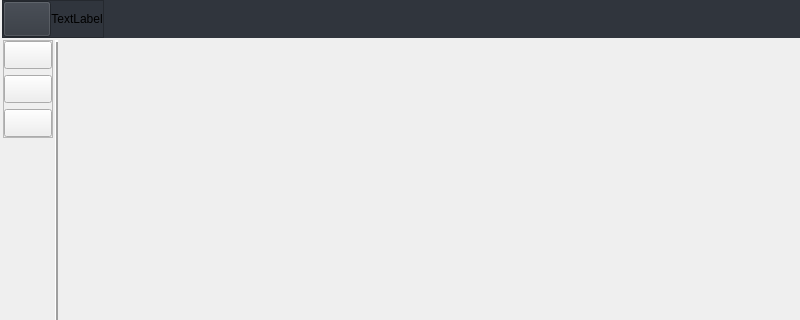
First picture: the form in Data_Cleaner_Tool/UI/data_tool.ui, repository RofferTorres/Data_Cleaner_APP, before the edit; both pictures show x 0 to 800 and y 0 to 320 of the 800 by 600 pixel window.
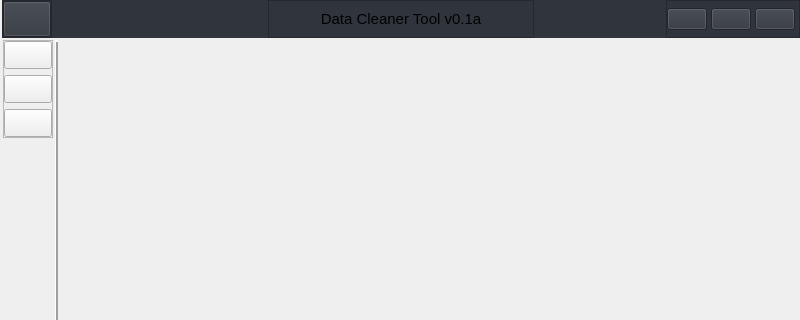
Second picture: the form after the edit. Icons and pictures are not drawn.

The edit to the form file:
```diff
--- a/Data_Cleaner_Tool/UI/data_tool.ui
+++ b/Data_Cleaner_Tool/UI/data_tool.ui
@@ -618,7 +618,10 @@
         <number>0</number>
        </property>
        <item alignment="Qt::AlignLeft">
-        <widget class="QFrame" name="frame_4">
+        <widget class="QFrame" name="leftHeaderSection">
+         <property name="enabled">
+          <bool>true</bool>
+         </property>
          <property name="font">
           <font>
            <family>Arial Narrow</family>
@@ -685,10 +688,42 @@
             </property>
            </widget>
           </item>
+         </layout>
+        </widget>
+       </item>
+       <item>
+        <widget class="QFrame" name="centralHeaderSection">
+         <property name="frameShape">
+          <enum>QFrame::StyledPanel</enum>
+         </property>
+         <property name="frameShadow">
+          <enum>QFrame::Raised</enum>
+         </property>
+         <layout class="QVBoxLayout" name="verticalLayout">
+          <property name="spacing">
+           <number>0</number>
+          </property>
+          <property name="leftMargin">
+           <number>0</number>
+          </property>
+          <property name="topMargin">
+           <number>0</number>
+          </property>
+          <property name="rightMargin">
+           <number>0</number>
+          </property>
+          <property name="bottomMargin">
+           <number>0</number>
+          </property>
           <item>
-           <widget class="QLabel" name="label">
+           <widget class="QLabel" name="windowsMainTitle_2">
+            <property name="font">
+             <font>
+              <pointsize>11</pointsize>
+             </font>
+            </property>
             <property name="text">
-             <string>TextLabel</string>
+             <string>Data Cleaner Tool v0.1a</string>
             </property>
             <property name="alignment">
              <set>Qt::AlignCenter</set>
@@ -701,6 +736,72 @@
          </layout>
         </widget>
        </item>
+       <item alignment="Qt::AlignRight">
+        <widget class="QFrame" name="systemBtns">
+         <property name="frameShape">
+          <enum>QFrame::StyledPanel</enum>
+         </property>
+         <property name="frameShadow">
+          <enum>QFrame::Raised</enum>
+         </property>
+         <layout class="QHBoxLayout" name="horizontalLayout_6">
+          <property name="spacing">
+           <number>4</number>
+          </property>
+          <property name="leftMargin">
+           <number>0</number>
+          </property>
+          <property name="topMargin">
+           <number>0</number>
+          </property>
+          <property name="rightMargin">
+           <number>4</number>
+          </property>
+          <property name="bottomMargin">
+           <number>0</number>
+          </property>
+          <item>
+           <widget class="QPushButton" name="closeBtn">
+            <property name="text">
+             <string/>
+            </property>
+            <property name="icon">
+             <iconset resource="../../resource.qrc">
+              <normaloff>:/icons/icons/macos-close-30.png</normaloff>:/icons/icons/macos-close-30.png</iconset>
+            </property>
+            <property name="iconSize">
+             <size>
+              <width>16</width>
+              <height>16</height>
+             </size>
+            </property>
+           </widget>
+          </item>
+          <item>
+           <widget class="QPushButton" name="minimizeBtn">
+            <property name="text">
+             <string/>
+            </property>
+            <property name="icon">
+             <iconset resource="../../resource.qrc">
+              <normaloff>:/icons/icons/macos-minimize-30.png</normaloff>:/icons/icons/macos-minimize-30.png</iconset>
+            </property>
+           </widget>
+          </item>
+          <item>
+           <widget class="QPushButton" name="restoreBtn">
+            <property name="text">
+             <string/>
+            </property>
+            <property name="icon">
+             <iconset resource="../../resource.qrc">
+              <normaloff>:/icons/icons/macos-full-screen-30.png</normaloff>:/icons/icons/macos-full-screen-30.png</iconset>
+            </property>
+           </widget>
+          </item>
+         </layout>
+        </widget>
+       </item>
       </layout>
      </widget>
     </item>
```
